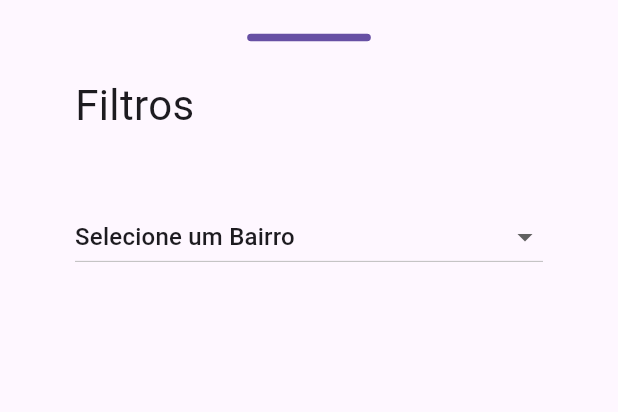
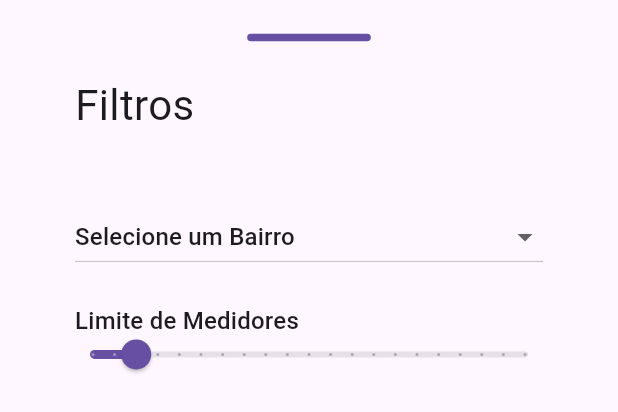
Before and after one commit to AntonioCruzCC/LoRa_Telemetry, a Flutter app: the Filter widget shown alone on an empty page, opened directly, on a phone screen of 412 x 824 dp. Shown: the top 412 px of the screen. Run offline on Flutter 3.47's test engine with Material 2 defaults, Android fonts, the phone set to English and light mode, and no system bars; our stand-ins replace cloud_firestore, firebase_core, google_maps_flutter, location; accounts and stored records are empty; statements that could not run were skipped.

Commit message:
Filter limit and billing date.

```diff
--- a/lib/controllers/power_meter.dart
+++ b/lib/controllers/power_meter.dart
@@ -6,6 +6,7 @@ class PowerMeter {
   String id;
   LatLng geolocation;
   DocumentReference districtRef;
+  DateTime? nextBilling;
 
   Future<District> get district async {
     return District.fromJson(
@@ -14,11 +15,11 @@ class PowerMeter {
     );
   }
 
-  PowerMeter({
-    required this.id,
+  PowerMeter(
+      {required this.id,
       required this.geolocation,
       required this.districtRef,
-  });
+      this.nextBilling});
 
   PowerMeter.fromJson(String id, Map<String, Object?> json)
       : this(
@@ -28,11 +29,13 @@ class PowerMeter {
               (json['Geolocation']! as GeoPoint).longitude,
             ),
             districtRef: (json['District']! as DocumentReference),
-        );
+            nextBilling: (json['NextBilling']! as Timestamp).toDate());
 
   Map<String, Object?> toJson() {
     return {
       'Geolocation': geolocation,
+      'District': districtRef,
+      'NextBilling': nextBilling
     };
   }
 }
--- a/lib/handlers/filter_handler.dart
+++ b/lib/handlers/filter_handler.dart
@@ -4,6 +4,7 @@ class FilterHandler {
   static final FilterHandler _filterSingleton = FilterHandler._internal();
 
   static District? selectedDistrict;
+  static int? limitOfRecords;
 
   factory FilterHandler() {
     return _filterSingleton;
--- a/lib/handlers/firestore_handler.dart
+++ b/lib/handlers/firestore_handler.dart
@@ -1,9 +1,7 @@
 import 'package:cloud_firestore/cloud_firestore.dart';
 import 'package:flutter/material.dart';
-import 'package:google_maps_flutter/google_maps_flutter.dart';
 import 'package:lora_telemetry/controllers/district.dart';
 import 'package:lora_telemetry/controllers/power_meter.dart';
-import 'package:lora_telemetry/widgets/power_meter_details.dart';
 
 import 'filter_handler.dart';
 
@@ -34,23 +32,13 @@ class FirestoreHandler {
         toFirestore: (district, _) => district.toJson());
   }
 
-  Future<Set<Marker>> getFilteredMeters(BuildContext context) async {
+  Future<List<PowerMeter>> getFilteredMeters(BuildContext context) async {
     QuerySnapshot<PowerMeter> querySnapshot =
         await powerMetersRef.getFilters().get();
     return querySnapshot.docs
-        .map(
-          (QueryDocumentSnapshot<PowerMeter> powerMeterDoc) => Marker(
-            markerId: MarkerId(powerMeterDoc.data().id),
-            position: powerMeterDoc.data().geolocation,
-            onTap: () => showDialog<String>(
-              context: context,
-              builder: (context) => PowerMeterDetails(
-                powerMeterDoc.data(),
-              ),
-            ),
-          ),
-        )
-        .toSet();
+        .map((QueryDocumentSnapshot<PowerMeter> powerMeterDoc) =>
+            powerMeterDoc.data())
+        .toList();
   }
 
   Future<List<District>> getAllDistricts() async {
@@ -71,9 +59,9 @@ extension on Query<PowerMeter> {
             .db
             .collection('Districts')
             .doc(FilterHandler.selectedDistrict?.id),
-      );
+      ).limit(FilterHandler.limitOfRecords ?? 10);
     } else {
-      return limit(10);
+      return limit(FilterHandler.limitOfRecords ?? 10);
     }
   }
 }
--- a/lib/main.dart
+++ b/lib/main.dart
@@ -24,12 +24,12 @@ class MyApp extends StatelessWidget {
       title: 'LoRa Telemetry',
       debugShowCheckedModeBanner: false,
       theme: ThemeData(
+        useMaterial3: true,
         primarySwatch: Colors.blue,
         appBarTheme: const AppBarTheme(
           color: Colors.blue,
           foregroundColor: Colors.white,
         ),
-        useMaterial3: true,
         bottomSheetTheme: const BottomSheetThemeData(
           backgroundColor: Colors.white,
           shape: RoundedRectangleBorder(
@@ -40,6 +40,9 @@ class MyApp extends StatelessWidget {
           clipBehavior: Clip.antiAliasWithSaveLayer,
           elevation: 50,
         ),
+        sliderTheme: SliderThemeData(
+          overlayShape: SliderComponentShape.noThumb,
+        ),
       ),
       home: const Scaffold(
         body: MapPage(),
--- a/lib/pages/map_page.dart
+++ b/lib/pages/map_page.dart
@@ -2,10 +2,12 @@ import 'dart:async';
 
 import 'package:flutter/material.dart';
 import 'package:google_maps_flutter/google_maps_flutter.dart';
-import 'package:location/location.dart';
+import 'package:lora_telemetry/controllers/power_meter.dart';
 import 'package:lora_telemetry/handlers/firestore_handler.dart';
 import 'package:lora_telemetry/handlers/location_handler.dart';
 import 'package:lora_telemetry/widgets/filter.dart';
+
+import '../widgets/power_meter_details.dart';
 
 class MapPage extends StatefulWidget {
   const MapPage({Key? key}) : super(key: key);
@@ -33,9 +35,25 @@ class _MapPageState extends State<MapPage> {
   }
 
   setMarkers(BuildContext context) async {
-    Set<Marker> markersToSet = await _firestoreHandler.getFilteredMeters(
+    List<PowerMeter> powerMeters = await _firestoreHandler.getFilteredMeters(
       context,
     );
+
+    Set<Marker> markersToSet = powerMeters
+        .map(
+          (PowerMeter meter) => Marker(
+            markerId: MarkerId(meter.id),
+            position: meter.geolocation,
+            onTap: () => showDialog<String>(
+              context: context,
+              builder: (context) => PowerMeterDetails(
+                meter,
+              ),
+            ),
+          ),
+        )
+        .toSet();
+
     setState(() {
       markers = markersToSet;
     });
--- a/lib/widgets/filter.dart
+++ b/lib/widgets/filter.dart
@@ -1,5 +1,6 @@
 import 'package:flutter/material.dart';
 import 'package:lora_telemetry/widgets/districts_combobox.dart';
+import 'package:lora_telemetry/widgets/limit_slider.dart';
 
 class Filter extends StatefulWidget {
   const Filter({Key? key}) : super(key: key);
@@ -9,6 +10,19 @@ class Filter extends StatefulWidget {
 }
 
 class _FilterState extends State<Filter> {
+  //add spaces between the filters
+  List<Widget> addSpacers(List<Widget> list) {
+    for (int i = 1; i <= (list.length - 1); i += 2) {
+      list.insert(
+        i,
+        const SizedBox(
+          height: 20,
+        ),
+      );
+    }
+    return list;
+  }
+
   @override
   Widget build(BuildContext context) {
     return SizedBox(
@@ -49,9 +63,12 @@ class _FilterState extends State<Filter> {
             Expanded(
               flex: 10,
               child: Column(
-                children: const [
-                  DistrictsComboBox(),
-                ],
+                children: addSpacers(
+                  [
+                    const DistrictsComboBox(),
+                    const LimitSlider(),
+                  ],
+                ),
               ),
             )
           ],
--- /dev/null
+++ b/lib/widgets/limit_slider.dart
@@ -0,0 +1,46 @@
+import 'package:flutter/material.dart';
+import 'package:lora_telemetry/handlers/filter_handler.dart';
+
+class LimitSlider extends StatefulWidget {
+  const LimitSlider({Key? key}) : super(key: key);
+
+  @override
+  State<LimitSlider> createState() => _LimitSliderState();
+}
+
+class _LimitSliderState extends State<LimitSlider> {
+  String getSliderLabel() {
+    return (FilterHandler.limitOfRecords ?? 10.00) < 100
+        ? FilterHandler.limitOfRecords.toString()
+        : 'Todos';
+  }
+
+  @override
+  Widget build(BuildContext context) {
+    return Column(
+      children: [
+        SizedBox(
+          width: double.infinity,
+          child: Text(
+            'Limite de Medidores',
+            style: Theme.of(context).textTheme.subtitle1,
+          ),
+        ),
+        Slider(
+          min: 1,
+          max: 100,
+          divisions: 20,
+          label: getSliderLabel(),
+          value: FilterHandler.limitOfRecords?.toDouble() ?? 10.0,
+          onChanged: (value) {
+            setState(
+              () {
+                FilterHandler.limitOfRecords = value.toInt();
+              },
+            );
+          },
+        ),
+      ],
+    );
+  }
+}
--- a/lib/widgets/power_meter_details.dart
+++ b/lib/widgets/power_meter_details.dart
@@ -1,4 +1,5 @@
 import 'package:flutter/material.dart';
+import 'package:intl/intl.dart';
 import 'package:lora_telemetry/controllers/power_meter.dart';
 
 class PowerMeterDetails extends StatefulWidget {
@@ -14,8 +15,19 @@ class _PowerMeterDetailsState extends State<PowerMeterDetails> {
   Widget build(BuildContext context) {
     return AlertDialog(
       title: Text('Medidor: ${widget.powerMeter.id}'),
-      content: Container(
-        child: const Text('Informações do Medidor'),
+      content: SizedBox(
+        width: double.maxFinite,
+        height: MediaQuery.of(context).size.height * 0.1,
+        child: ListView(
+          children: [
+            ListTile(
+              leading: const Text('Data Próximo Faturamento:'),
+              trailing: Text(
+                DateFormat('dd/MM/yyyy').format(widget.powerMeter.nextBilling!),
+              ),
+            ),
+          ],
+        ),
       ),
     );
   }
--- a/pubspec.yaml
+++ b/pubspec.yaml
@@ -34,6 +34,7 @@ dependencies:
   cupertino_icons: ^1.0.2
   cloud_firestore: ^3.4.7
   firebase_core: ^1.22.0
+  intl: ^0.17.0
 
 dev_dependencies:
   flutter_test:
```
Also changed, not shown: pubspec.lock. Lines whose indentation alone changed are shown as unchanged.
